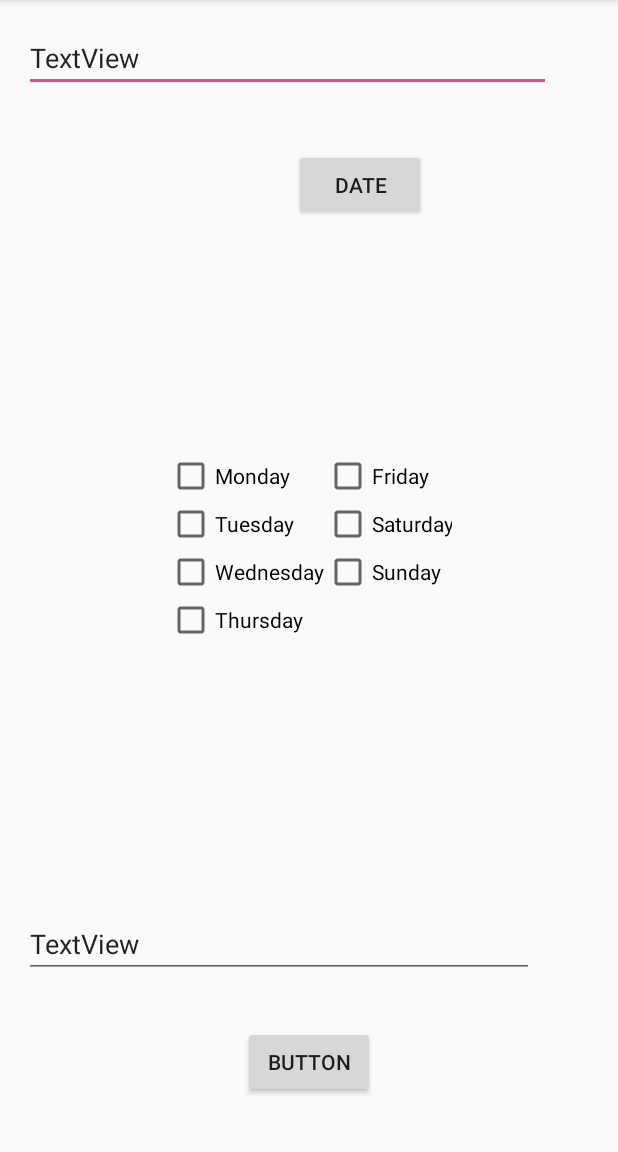
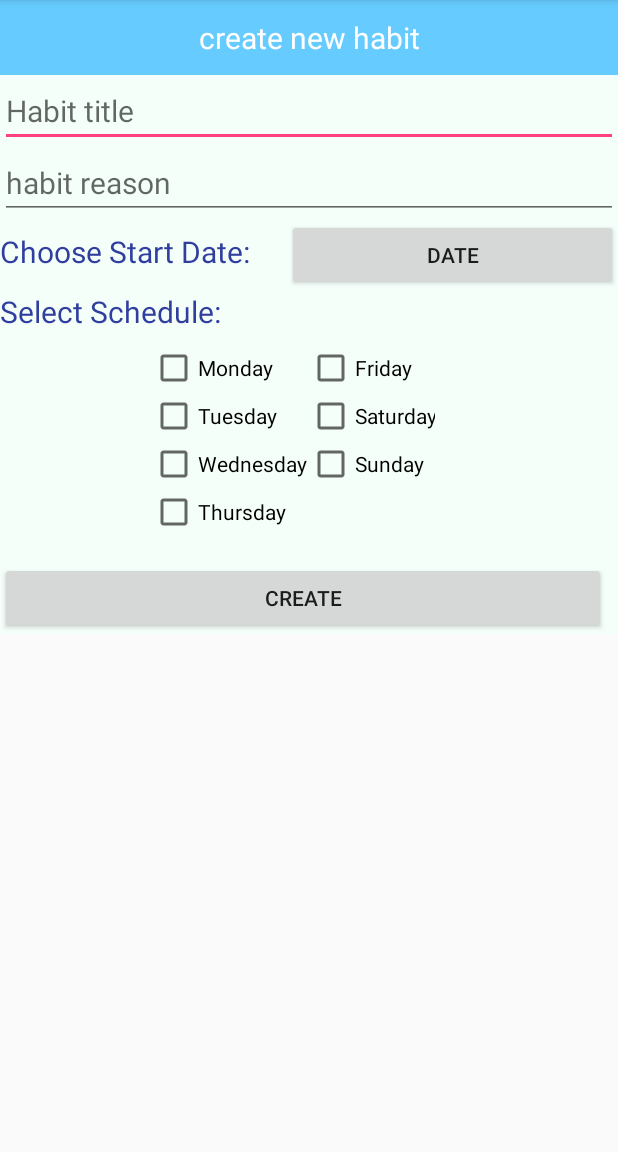
Before and after one commit to CMPUT301F17T16/HabbitTracker2017, an Android app: the createHabit screen opened directly, with no data from a screen before it, on a phone screen of 412 x 824 dp, the part 84-1236 px from its top. Run offline under Robolectric (Android 15) with nearby library versions, the phone set to English and light mode, and no system bars.

Commit message:
added unfinished adapter, changed create habit view

```diff
--- a/app/src/main/java/com/example/habittracker2017/Habit.java
+++ b/app/src/main/java/com/example/habittracker2017/Habit.java
@@ -16,6 +16,7 @@ public class Habit {
     private Date startDate;
     private HashMap<Integer, Boolean> schedule;
     private ArrayList<HabitEvent> events;
+    private String owner;
 
     /**
      * Creates a new Habit type.
@@ -24,12 +25,13 @@ public class Habit {
      * @param startDate The date after which new habit events can be made.
      * @param schedule A map representing the days the habit is due on.
      */
-    Habit(String title, String reason, Date startDate, HashMap<Integer, Boolean> schedule){
+    Habit(String title, String reason, Date startDate, HashMap<Integer, Boolean> schedule,String owner){
         this.title = title;
         this.reason = reason;
         this.startDate = startDate;
         this.schedule = schedule;
         this.events = new ArrayList<>();
+        this.owner = owner;
     }
 
     /**
@@ -79,7 +81,7 @@ public class Habit {
      */
     @Override
     public String toString() {
-        return title;       //This will probably get changed to a nicely formatted String later.
+        return this.title;       //This will probably get changed to a nicely formatted String later.
     }
 
     public String getTitle(){
--- a/app/src/main/java/com/example/habittracker2017/viewMyHistory.java
+++ b/app/src/main/java/com/example/habittracker2017/viewMyHistory.java
@@ -11,6 +11,8 @@ import android.widget.ListView;
 
 import java.util.ArrayList;
 import java.util.Date;
+
+import static com.example.habittracker2017.UserManager.user;
 
 /**
  * Created by jlin7 on 2017/11/12.
@@ -28,7 +30,7 @@ public class viewMyHistory extends AppCompatActivity{
         listView.setAdapter(adapter);
 
         /*doesn't show habit event, need to fix*/
-        Habit habit = new Habit("Title", "Reason", new Date(), null);
+        Habit habit = new Habit("Title", "Reason", new Date(), null,user.getName());
         String comment = "Test comment";
 
         Location location = null;
--- a/app/src/main/res/layout/activity_create_habit.xml
+++ b/app/src/main/res/layout/activity_create_habit.xml
@@ -1,80 +1,78 @@
 <?xml version="1.0" encoding="utf-8"?>
-<android.support.constraint.ConstraintLayout xmlns:android="http://schemas.android.com/apk/res/android"
-    xmlns:app="http://schemas.android.com/apk/res-auto"
-    xmlns:tools="http://schemas.android.com/tools"
+<RelativeLayout xmlns:android="http://schemas.android.com/apk/res/android"
+    android:layout_width="fill_parent"
+    android:layout_height="fill_parent"
+    android:orientation="vertical">
+
+
+    <LinearLayout
+        android:layout_width="fill_parent"
+        android:layout_height="wrap_content"
+        android:orientation="vertical"
+        android:background="#F5FFFA">
+        <TextView
+            android:id="@+id/appTitle"
             android:layout_width="match_parent"
-    android:layout_height="match_parent"
-    tools:context="com.example.habittracker2017.createHabit">
+            android:layout_height="50dp"
+            android:background="@color/colorSecondary"
+            android:text="create new habit"
+            android:gravity="center"
+            android:textColor="#ffff"
+            android:textSize="20sp" />
 
         <EditText
             android:id="@+id/habitName"
-        android:layout_width="351dp"
+            android:layout_width="match_parent"
             android:layout_height="wrap_content"
-        android:layout_marginBottom="8dp"
-        android:layout_marginLeft="16dp"
-        android:layout_marginStart="16dp"
-        android:layout_marginTop="16dp"
-        android:text="TextView"
-        app:layout_constraintBottom_toTopOf="@+id/habitStart"
-        app:layout_constraintLeft_toLeftOf="parent"
-        app:layout_constraintStart_toStartOf="parent"
-        app:layout_constraintTop_toTopOf="parent"
-        app:layout_constraintVertical_bias="0.273" />
-
-    <TextView
-        android:id="@+id/habitStart"
-        android:layout_width="wrap_content"
-        android:layout_height="wrap_content"
-        android:layout_marginLeft="16dp"
-        android:layout_marginStart="16dp"
-        android:layout_marginTop="52dp"
-        android:ems="10"
-        android:inputType="date"
-        app:layout_constraintLeft_toLeftOf="parent"
-        app:layout_constraintStart_toStartOf="parent"
-        app:layout_constraintTop_toBottomOf="@+id/habitName" />
+            android:hint="Habit title"
+            android:inputType="text"
+            android:textSize="20sp" />
 
         <EditText
             android:id="@+id/reason"
-        android:layout_width="340dp"
+            android:layout_width="match_parent"
             android:layout_height="wrap_content"
-        android:layout_marginBottom="32dp"
-        android:layout_marginStart="16dp"
-        android:text="TextView"
-        app:layout_constraintBottom_toTopOf="@+id/button"
-        app:layout_constraintStart_toStartOf="parent" />
+            android:hint="habit reason"
+            android:inputType="text"
+            android:textSize="20sp" />
 
-    <Button
-        android:id="@+id/button"
+
+        <LinearLayout
+            android:layout_width="fill_parent"
+            android:layout_height="wrap_content"
+            android:orientation="horizontal"
+            android:weightSum="2"
+            android:background="#F5FFFA">
+
+            <TextView
                 android:layout_width="wrap_content"
                 android:layout_height="wrap_content"
-        android:layout_marginBottom="36dp"
-        android:layout_marginEnd="8dp"
-        android:layout_marginStart="8dp"
-        android:text="Button"
-        app:layout_constraintBottom_toBottomOf="parent"
-        app:layout_constraintEnd_toEndOf="parent"
-        app:layout_constraintStart_toStartOf="parent" />
-
+                android:layout_weight="1"
+                android:textColor="@color/colorPrimaryDark"
+                android:textSize="20sp"
+                android:text="Choose Start Date: " />
             <Button
                 android:id="@+id/timePicker"
-        android:layout_width="wrap_content"
+                android:layout_width="200dp"
                 android:layout_height="wrap_content"
-        android:layout_marginStart="20dp"
-        android:text="date"
-        app:layout_constraintBaseline_toBaselineOf="@+id/habitStart"
-        app:layout_constraintStart_toEndOf="@+id/habitStart" />
+                android:layout_weight="1"
+                android:text="Date" />
 
+        </LinearLayout>
+
+        <TextView
+            android:layout_width="match_parent"
+            android:layout_height="wrap_content"
+            android:text="Select Schedule:"
+            android:textSize="20sp"
+            android:textColor="@color/colorPrimaryDark"/>
         <GridLayout
             android:id="@+id/gridLayout"
             android:layout_width="190dp"
             android:layout_height="137dp"
             android:layout_marginBottom="8dp"
-        android:layout_marginTop="8dp"
-        app:layout_constraintBottom_toTopOf="@+id/reason"
-        app:layout_constraintLeft_toLeftOf="parent"
-        app:layout_constraintRight_toRightOf="parent"
-        app:layout_constraintTop_toBottomOf="@+id/habitStart">
+            android:layout_marginLeft="100dp"
+            android:layout_marginTop="8dp">
 
             <CheckBox
                 android:id="@+id/monday"
@@ -131,4 +129,16 @@
                 android:text="Thursday" />
 
         </GridLayout>
-</android.support.constraint.ConstraintLayout>
+
+        <Button
+            android:id="@+id/button"
+            android:layout_width="fill_parent"
+            android:layout_height="wrap_content"
+            android:layout_marginEnd="8dp"
+            android:text="Create" />
+
+
+
+    </LinearLayout>
+
+</RelativeLayout>
--- a/app/src/main/res/layout/manage_habits.xml
+++ b/app/src/main/res/layout/manage_habits.xml
@@ -7,7 +7,7 @@
 
     <ListView
         android:id="@+id/listHabits"
-        android:layout_width="0dp"
+        android:layout_width="wrap_content"
         android:layout_height="wrap_content"
         app:layout_constraintBottom_toBottomOf="parent"
         app:layout_constraintLeft_toLeftOf="parent"
--- a/app/src/main/res/values/colors.xml
+++ b/app/src/main/res/values/colors.xml
@@ -3,4 +3,5 @@
     <color name="colorPrimary">#3f51b5</color>
     <color name="colorPrimaryDark">#303f9f</color>
     <color name="colorAccent">#FF4081</color>
+    <color name="colorSecondary">#66CCFF</color>
 </resources>
```
Also changed, not shown: app/src/main/java/com/example/habittracker2017/RemoteClient.java (+12 -0 lines), app/src/main/java/com/example/habittracker2017/UserManager.java (+7 -0 lines), app/src/main/java/com/example/habittracker2017/ViewHabitAdapter.java (added, +51 -0 lines), app/src/main/java/com/example/habittracker2017/createHabit.java (+5 -5 lines), app/src/main/java/com/example/habittracker2017/createHabitManager.java (+9 -5 lines), app/src/main/java/com/example/habittracker2017/viewManageHabits.java (+47 -2 lines), app/src/main/res/layout/list_item.xml (added, +17 -0 lines), app/src/main/res/layout/todays_habits.xml (+7 -5 lines). Lines whose indentation alone changed are shown as unchanged.
